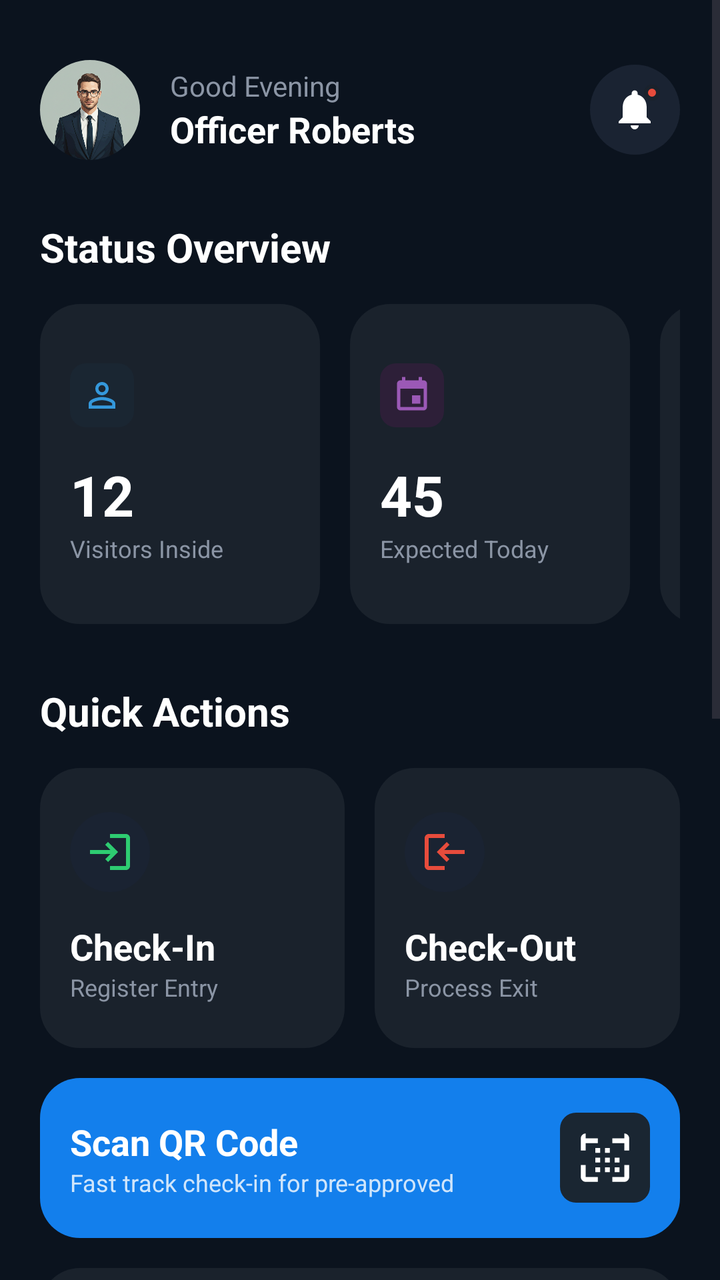
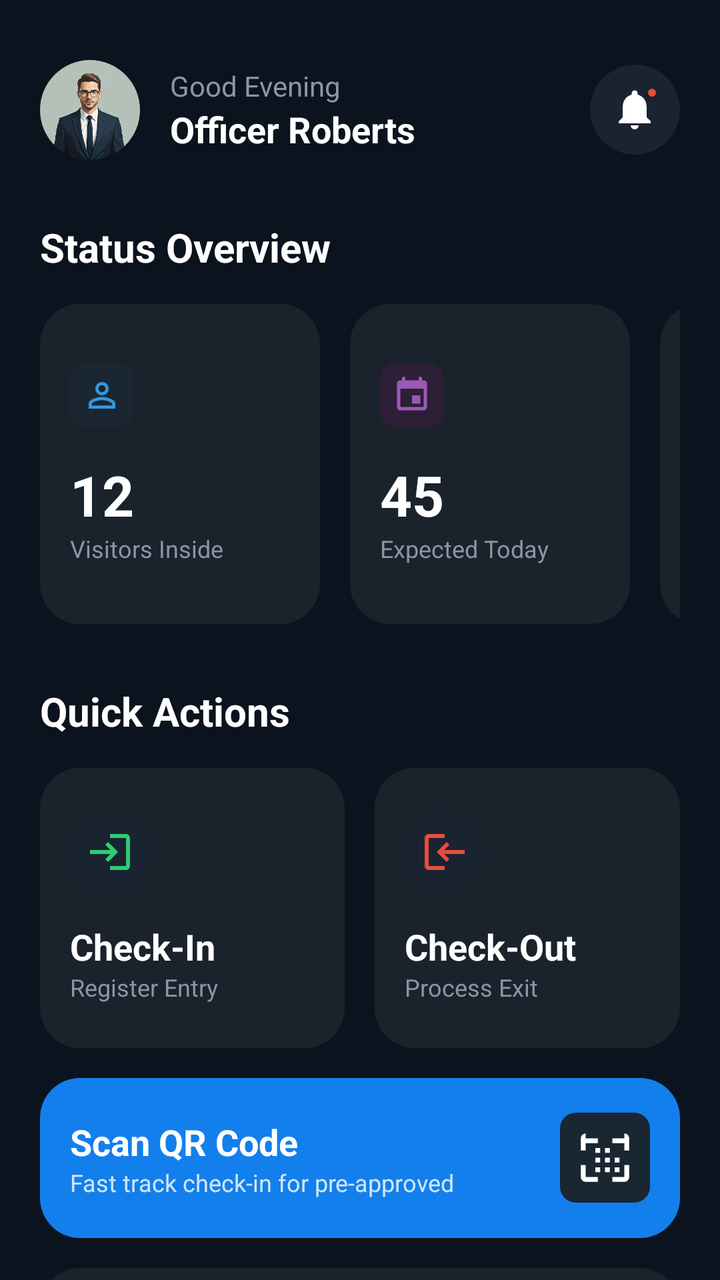

Screens rendered from an Android XML layout before and after an edit, with the pre-edit source and the edit as a unified diff.
<!-- AndroidManifest.xml: application theme Theme.HouseVisitorManagementSystem -->
<!-- res/layout/activity_security_guard_dashboard.xml -->
<?xml version="1.0" encoding="utf-8"?>
<androidx.constraintlayout.widget.ConstraintLayout xmlns:android="http://schemas.android.com/apk/res/android"
    xmlns:app="http://schemas.android.com/apk/res-auto"
    xmlns:tools="http://schemas.android.com/tools"
    android:id="@+id/main"
    android:layout_width="match_parent"
    android:layout_height="match_parent"
    android:background="@color/dark_navy_bg"
    tools:context=".SecurityGuardDashboardActivity">

    <ScrollView
        android:layout_width="match_parent"
        android:layout_height="0dp"
        android:clipToPadding="false"
        android:paddingBottom="100dp"
        app:layout_constraintBottom_toBottomOf="parent"
        app:layout_constraintTop_toTopOf="parent">

        <LinearLayout
            android:layout_width="match_parent"
            android:layout_height="wrap_content"
            android:orientation="vertical"
            android:padding="20dp">

            
            <RelativeLayout
                android:layout_width="match_parent"
                android:layout_height="wrap_content"
                android:layout_marginTop="10dp"
                android:layout_marginBottom="30dp">

                <com.google.android.material.imageview.ShapeableImageView
                    android:id="@+id/ivProfile"
                    android:layout_width="50dp"
                    android:layout_height="50dp"
                    android:layout_alignParentStart="true"
                    android:layout_centerVertical="true"
                    android:scaleType="centerCrop"
                    android:src="@drawable/person_image"
                    app:shapeAppearanceOverlay="@style/CircleImage" />

                <LinearLayout
                    android:layout_width="wrap_content"
                    android:layout_height="wrap_content"
                    android:layout_centerVertical="true"
                    android:layout_marginStart="15dp"
                    android:layout_toEndOf="@id/ivProfile"
                    android:orientation="vertical">

                    <TextView
                        android:layout_width="wrap_content"
                        android:layout_height="wrap_content"
                        android:text="Good Evening"
                        android:textColor="@color/text_grey"
                        android:textSize="14sp" />

                    <TextView
                        android:id="@+id/tvGuardName"
                        android:layout_width="wrap_content"
                        android:layout_height="wrap_content"
                        android:text="Officer Roberts"
                        android:textColor="@color/white"
                        android:textSize="18sp"
                        android:textStyle="bold" />
                </LinearLayout>

                <FrameLayout
                    android:layout_width="45dp"
                    android:layout_height="45dp"
                    android:layout_alignParentEnd="true"
                    android:layout_centerVertical="true"
                    android:background="@drawable/circle_dark_bg">

                    <ImageView
                        android:layout_width="24dp"
                        android:layout_height="24dp"
                        android:layout_gravity="center"
                        android:src="@drawable/ic_alerts"
                        app:tint="@color/white" />

                    <View
                        android:layout_width="8dp"
                        android:layout_height="8dp"
                        android:layout_gravity="top|end"
                        android:layout_marginTop="10dp"
                        android:layout_marginEnd="10dp"
                        android:background="@drawable/notification_dot" />
                </FrameLayout>
            </RelativeLayout>

            
            <TextView
                android:layout_width="wrap_content"
                android:layout_height="wrap_content"
                android:layout_marginBottom="15dp"
                android:text="Status Overview"
                android:textColor="@color/white"
                android:textSize="20sp"
                android:textStyle="bold" />

            <HorizontalScrollView
                android:layout_width="match_parent"
                android:layout_height="wrap_content"
                android:layout_marginBottom="30dp"
                android:scrollbars="none">

                <LinearLayout
                    android:layout_width="wrap_content"
                    android:layout_height="wrap_content"
                    android:orientation="horizontal">

                    
                    <LinearLayout
                        android:layout_width="140dp"
                        android:layout_height="160dp"
                        android:layout_marginEnd="15dp"
                        android:background="@drawable/bg_card_rounded"
                        android:gravity="center_vertical"
                        android:orientation="vertical"
                        android:padding="15dp">

                        <ImageView
                            android:layout_width="32dp"
                            android:layout_height="32dp"
                            android:layout_marginBottom="15dp"
                            android:background="@drawable/bg_badge_blue"
                            android:padding="6dp"
                            android:src="@drawable/ic_person_outline"
                            app:tint="@color/badge_blue_text" />

                        <TextView
                            android:id="@+id/tvVisitorsInsideCount"
                            android:layout_width="wrap_content"
                            android:layout_height="wrap_content"
                            android:text="12"
                            android:textColor="@color/white"
                            android:textSize="28sp"
                            android:textStyle="bold" />

                        <TextView
                            android:layout_width="wrap_content"
                            android:layout_height="wrap_content"
                            android:text="Visitors Inside"
                            android:textColor="@color/text_grey"
                            android:textSize="12sp" />
                    </LinearLayout>

                    
                    <LinearLayout
                        android:layout_width="140dp"
                        android:layout_height="160dp"
                        android:layout_marginEnd="15dp"
                        android:background="@drawable/bg_card_rounded"
                        android:gravity="center_vertical"
                        android:orientation="vertical"
                        android:padding="15dp">

                        <ImageView
                            android:layout_width="32dp"
                            android:layout_height="32dp"
                            android:layout_marginBottom="15dp"
                            android:background="@drawable/bg_badge_purple"
                            android:padding="6dp"
                            android:src="@drawable/ic_calendar"
                            app:tint="@color/badge_purple_text" />

                        <TextView
                            android:id="@+id/tvExpectedTodayCount"
                            android:layout_width="wrap_content"
                            android:layout_height="wrap_content"
                            android:text="45"
                            android:textColor="@color/white"
                            android:textSize="28sp"
                            android:textStyle="bold" />

                        <TextView
                            android:layout_width="wrap_content"
                            android:layout_height="wrap_content"
                            android:text="Expected Today"
                            android:textColor="@color/text_grey"
                            android:textSize="12sp" />
                    </LinearLayout>

                    
                    <LinearLayout
                        android:layout_width="140dp"
                        android:layout_height="160dp"
                        android:background="@drawable/bg_card_rounded"
                        android:gravity="center_vertical"
                        android:orientation="vertical"
                        android:padding="15dp">

                        <ImageView
                            android:layout_width="32dp"
                            android:layout_height="32dp"
                            android:layout_marginBottom="15dp"
                            android:background="@drawable/bg_badge_red"
                            android:padding="6dp"
                            android:src="@drawable/ic_warning_triangle"
                            app:tint="@color/red" />

                        <TextView
                            android:id="@+id/tvSecurityAlertsCount"
                            android:layout_width="wrap_content"
                            android:layout_height="wrap_content"
                            android:text="3"
                            android:textColor="@color/white"
                            android:textSize="28sp"
                            android:textStyle="bold" />

                        <TextView
                            android:layout_width="wrap_content"
                            android:layout_height="wrap_content"
                            android:text="Security Alerts"
                            android:textColor="@color/text_grey"
                            android:textSize="12sp" />
                    </LinearLayout>
                </LinearLayout>
            </HorizontalScrollView>

            
            <TextView
                android:layout_width="wrap_content"
                android:layout_height="wrap_content"
                android:layout_marginBottom="15dp"
                android:text="Quick Actions"
                android:textColor="@color/white"
                android:textSize="20sp"
                android:textStyle="bold" />

            <LinearLayout
                android:layout_width="match_parent"
                android:layout_height="wrap_content"
                android:layout_marginBottom="15dp"
                android:orientation="horizontal">

                
                <LinearLayout
                    android:id="@+id/btnCheckIn"
                    android:layout_width="0dp"
                    android:layout_height="140dp"
                    android:layout_marginEnd="15dp"
                    android:layout_weight="1"
                    android:background="@drawable/bg_card_rounded"
                    android:gravity="center_vertical"
                    android:orientation="vertical"
                    android:padding="15dp">

                    <ImageView
                        android:layout_width="40dp"
                        android:layout_height="40dp"
                        android:layout_marginBottom="15dp"
                        android:background="@drawable/circle_dark_bg"
                        android:padding="8dp"
                        android:src="@drawable/ic_check_in" />

                    <TextView
                        android:layout_width="wrap_content"
                        android:layout_height="wrap_content"
                        android:text="Check-In"
                        android:textColor="@color/white"
                        android:textSize="18sp"
                        android:textStyle="bold" />

                    <TextView
                        android:layout_width="wrap_content"
                        android:layout_height="wrap_content"
                        android:text="Register Entry"
                        android:textColor="@color/text_grey"
                        android:textSize="12sp" />
                </LinearLayout>

                
                <LinearLayout
                    android:id="@+id/btnCheckOut"
                    android:layout_width="0dp"
                    android:layout_height="140dp"
                    android:layout_weight="1"
                    android:background="@drawable/bg_card_rounded"
                    android:gravity="center_vertical"
                    android:orientation="vertical"
                    android:padding="15dp">

                    <ImageView
                        android:layout_width="40dp"
                        android:layout_height="40dp"
                        android:layout_marginBottom="15dp"
                        android:background="@drawable/circle_dark_bg"
                        android:padding="8dp"
                        android:src="@drawable/ic_check_out" />

                    <TextView
                        android:layout_width="wrap_content"
                        android:layout_height="wrap_content"
                        android:text="Check-Out"
                        android:textColor="@color/white"
                        android:textSize="18sp"
                        android:textStyle="bold" />

                    <TextView
                        android:layout_width="wrap_content"
                        android:layout_height="wrap_content"
                        android:text="Process Exit"
                        android:textColor="@color/text_grey"
                        android:textSize="12sp" />
                </LinearLayout>
            </LinearLayout>

            
            <LinearLayout
                android:id="@+id/btnScanQR"
                android:layout_width="match_parent"
                android:layout_height="80dp"
                android:layout_marginBottom="15dp"
                android:background="@drawable/bg_qr_button"
                android:gravity="center_vertical"
                android:orientation="horizontal"
                android:padding="15dp">

                <LinearLayout
                    android:layout_width="0dp"
                    android:layout_height="wrap_content"
                    android:layout_weight="1"
                    android:orientation="vertical">

                    <TextView
                        android:layout_width="wrap_content"
                        android:layout_height="wrap_content"
                        android:text="Scan QR Code"
                        android:textColor="@color/white"
                        android:textSize="18sp"
                        android:textStyle="bold" />

                    <TextView
                        android:layout_width="wrap_content"
                        android:layout_height="wrap_content"
                        android:text="Fast track check-in for pre-approved"
                        android:textColor="#CCFFFFFF"
                        android:textSize="12sp" />
                </LinearLayout>

                <ImageView
                    android:layout_width="45dp"
                    android:layout_height="45dp"
                    android:background="@drawable/bg_badge_blue"
                    android:padding="8dp"
                    android:src="@drawable/ic_qr_code_scanner"
                    app:tint="@color/white" />
            </LinearLayout>

            
            <LinearLayout
                android:id="@+id/btnAnnouncements"
                android:layout_width="match_parent"
                android:layout_height="wrap_content"
                android:layout_marginBottom="30dp"
                android:background="@drawable/bg_card_rounded"
                android:gravity="center_vertical"
                android:orientation="horizontal"
                android:padding="15dp">

                <ImageView
                    android:layout_width="40dp"
                    android:layout_height="40dp"
                    android:background="@drawable/circle_dark_bg"
                    android:padding="8dp"
                    android:src="@drawable/ic_announcement"
                    app:tint="@color/orange" />

                <LinearLayout
                    android:layout_width="0dp"
                    android:layout_height="wrap_content"
                    android:layout_marginStart="15dp"
                    android:layout_weight="1"
                    android:orientation="vertical">

                    <TextView
                        android:layout_width="wrap_content"
                        android:layout_height="wrap_content"
                        android:text="Announcements"
                        android:textColor="@color/white"
                        android:textSize="18sp"
                        android:textStyle="bold" />

                    <TextView
                        android:layout_width="wrap_content"
                        android:layout_height="wrap_content"
                        android:text="View latest messages"
                        android:textColor="@color/text_grey"
                        android:textSize="12sp" />
                </LinearLayout>

                <ImageView
                    android:layout_width="24dp"
                    android:layout_height="24dp"
                    android:src="@drawable/ic_arrow_forward"
                    app:tint="@color/text_grey" />
            </LinearLayout>

            
            <RelativeLayout
                android:layout_width="match_parent"
                android:layout_height="wrap_content"
                android:layout_marginBottom="15dp">

                <TextView
                    android:layout_width="wrap_content"
                    android:layout_height="wrap_content"
                    android:layout_alignParentStart="true"
                    android:text="Recent Activity"
                    android:textColor="@color/white"
                    android:textSize="20sp"
                    android:textStyle="bold" />

                <TextView
                    android:id="@+id/tvViewAllActivity"
                    android:layout_width="wrap_content"
                    android:layout_height="wrap_content"
                    android:layout_alignParentEnd="true"
                    android:layout_centerVertical="true"
                    android:text="View All"
                    android:textColor="@color/bright_azure_blue"
                    android:textSize="14sp"
                    android:textStyle="bold" />
            </RelativeLayout>

            
            <LinearLayout
                android:id="@+id/llRecentActivityContainer"
                android:layout_width="match_parent"
                android:layout_height="wrap_content"
                android:orientation="vertical">

                
                <LinearLayout
                    android:layout_width="match_parent"
                    android:layout_height="wrap_content"
                    android:layout_marginBottom="15dp"
                    android:background="@drawable/bg_card_rounded"
                    android:gravity="center_vertical"
                    android:orientation="horizontal"
                    android:padding="15dp">

                    <com.google.android.material.imageview.ShapeableImageView
                        android:layout_width="45dp"
                        android:layout_height="45dp"
                        android:scaleType="centerCrop"
                        android:src="@drawable/person_image"
                        app:shapeAppearanceOverlay="@style/CircleImage" />

                    <LinearLayout
                        android:layout_width="0dp"
                        android:layout_height="wrap_content"
                        android:layout_marginStart="15dp"
                        android:layout_weight="1"
                        android:orientation="vertical">

                        <TextView
                            android:layout_width="wrap_content"
                            android:layout_height="wrap_content"
                            android:text="Sarah Connor"
                            android:textColor="@color/white"
                            android:textSize="16sp"
                            android:textStyle="bold" />

                        <TextView
                            android:layout_width="wrap_content"
                            android:layout_height="wrap_content"
                            android:text="Checked in to Unit 402"
                            android:textColor="@color/text_grey"
                            android:textSize="12sp" />
                    </LinearLayout>

                    <LinearLayout
                        android:layout_width="wrap_content"
                        android:layout_height="wrap_content"
                        android:gravity="end"
                        android:orientation="vertical">

                        <TextView
                            android:layout_width="wrap_content"
                            android:layout_height="wrap_content"
                            android:background="@drawable/bg_badge_green"
                            android:paddingHorizontal="8dp"
                            android:paddingVertical="2dp"
                            android:text="ENTRY"
                            android:textColor="@color/status_green"
                            android:textSize="10sp"
                            android:textStyle="bold" />

                        <TextView
                            android:layout_width="wrap_content"
                            android:layout_height="wrap_content"
                            android:layout_marginTop="4dp"
                            android:text="2m ago"
                            android:textColor="@color/text_grey"
                            android:textSize="10sp" />
                    </LinearLayout>
                </LinearLayout>

                
                <LinearLayout
                    android:layout_width="match_parent"
                    android:layout_height="wrap_content"
                    android:background="@drawable/bg_card_rounded"
                    android:gravity="center_vertical"
                    android:orientation="horizontal"
                    android:padding="15dp">

                    <ImageView
                        android:layout_width="45dp"
                        android:layout_height="45dp"
                        android:background="@drawable/circle_dark_bg"
                        android:padding="10dp"
                        android:src="@drawable/ic_delivery"
                        app:tint="@color/white" />

                    <LinearLayout
                        android:layout_width="0dp"
                        android:layout_height="wrap_content"
                        android:layout_marginStart="15dp"
                        android:layout_weight="1"
                        android:orientation="vertical">

                        <TextView
                            android:layout_width="wrap_content"
                            android:layout_height="wrap_content"
                            android:text="Delivery: Amazon"
                            android:textColor="@color/white"
                            android:textSize="16sp"
                            android:textStyle="bold" />

                        <TextView
                            android:layout_width="wrap_content"
                            android:layout_height="wrap_content"
                            android:text="Package for Management"
                            android:textColor="@color/text_grey"
                            android:textSize="12sp" />
                    </LinearLayout>

                    <LinearLayout
                        android:layout_width="wrap_content"
                        android:layout_height="wrap_content"
                        android:gravity="end"
                        android:orientation="vertical">

                        <TextView
                            android:layout_width="wrap_content"
                            android:layout_height="wrap_content"
                            android:background="@drawable/bg_badge_blue"
                            android:paddingHorizontal="8dp"
                            android:paddingVertical="2dp"
                            android:text="LOG"
                            android:textColor="@color/bright_azure_blue"
                            android:textSize="10sp"
                            android:textStyle="bold" />

                        <TextView
                            android:layout_width="wrap_content"
                            android:layout_height="wrap_content"
                            android:layout_marginTop="4dp"
                            android:text="1h ago"
                            android:textColor="@color/text_grey"
                            android:textSize="10sp" />
                    </LinearLayout>
                </LinearLayout>

            </LinearLayout>

        </LinearLayout>
    </ScrollView>

</androidx.constraintlayout.widget.ConstraintLayout>
<!-- resources referenced by this layout -->
<resources>
  <color name="badge_blue_text">#3498DB</color>
  <color name="badge_purple_text">#9B59B6</color>
  <color name="bright_azure_blue">#137fec</color>
  <color name="dark_navy_bg">#0B131E</color>
  <color name="orange">#E67E22</color>
  <color name="red">#E74C3C</color>
  <color name="status_green">#2ECC71</color>
  <color name="text_grey">#8B95A5</color>
  <color name="white">#FFFFFF</color>
  <!-- drawable bg_badge_blue (drawable) -->
  <?xml version="1.0" encoding="utf-8"?>
  <shape xmlns:android="http://schemas.android.com/apk/res/android">
      <solid android:color="@color/badge_blue_bg" />
      <corners android:radius="8dp" />
  </shape>
  <!-- drawable bg_badge_green (drawable) -->
  <?xml version="1.0" encoding="utf-8"?>
  <shape xmlns:android="http://schemas.android.com/apk/res/android" android:shape="rectangle">
      <solid android:color="#192ECC71" />
      <corners android:radius="4dp" />
  </shape>
  <!-- drawable bg_badge_purple (drawable) -->
  <?xml version="1.0" encoding="utf-8"?>
  <shape xmlns:android="http://schemas.android.com/apk/res/android">
      <solid android:color="@color/badge_purple_bg" />
      <corners android:radius="8dp" />
  </shape>
  <!-- drawable bg_badge_red (drawable) -->
  <?xml version="1.0" encoding="utf-8"?>
  <shape xmlns:android="http://schemas.android.com/apk/res/android">
      <solid android:color="@color/red_transparent" />
      <corners android:radius="8dp" />
  </shape>
  <!-- drawable bg_card_rounded (drawable) -->
  <?xml version="1.0" encoding="utf-8"?>
  <shape xmlns:android="http://schemas.android.com/apk/res/android">
      <solid android:color="@color/card_dark_bg" />
      <corners android:radius="20dp" />
  </shape>
  <!-- drawable bg_qr_button (drawable) -->
  <?xml version="1.0" encoding="utf-8"?>
  <shape xmlns:android="http://schemas.android.com/apk/res/android">
      <solid android:color="@color/bright_azure_blue" />
      <corners android:radius="20dp" />
  </shape>
  <!-- drawable circle_dark_bg (drawable) -->
  <?xml version="1.0" encoding="utf-8"?>
  <shape xmlns:android="http://schemas.android.com/apk/res/android"
      android:shape="oval">
      <solid android:color="#1A2332" />
  </shape>
  <!-- drawable ic_arrow_forward (drawable) -->
  <vector xmlns:android="http://schemas.android.com/apk/res/android" android:autoMirrored="true" android:height="24dp" android:tint="#FFFFFF" android:viewportHeight="24" android:viewportWidth="24" android:width="24dp">
        
      <path android:fillColor="@color/white" android:pathData="M12,4l-1.41,1.41L16.17,11H4v2h12.17l-5.58,5.59L12,20l8,-8z"/>
      
  </vector>
  <!-- drawable ic_warning_triangle (drawable) -->
  <vector xmlns:android="http://schemas.android.com/apk/res/android"
      android:width="24dp"
      android:height="24dp"
      android:viewportWidth="24"
      android:viewportHeight="24">
      <path
          android:fillColor="#FFFFFF"
          android:pathData="M1,21h22L12,2 1,21zM13,18h-2v-2h2v2zM13,14h-2v-4h2v4z" />
  </vector>
  <!-- drawable notification_dot (drawable) -->
  <?xml version="1.0" encoding="utf-8"?>
  <shape xmlns:android="http://schemas.android.com/apk/res/android" android:shape="oval">
      <solid android:color="#E74C3C" />
      <stroke android:width="2dp" android:color="#1A222C" />
      <size android:width="8dp" android:height="8dp"/>
  </shape>
  <style name="CircleImage">
          <item name="cornerSize">50%</item>
      </style>
  <style name="Theme.HouseVisitorManagementSystem" parent="Base.Theme.HouseVisitorManagementSystem" />
  <color name="badge_blue_bg">#1A2632</color>
  <color name="badge_purple_bg">#2D1F38</color>
  <color name="red_transparent">#33E74C3C</color>
  <color name="card_dark_bg">#1A222C</color>
  <style name="Base.Theme.HouseVisitorManagementSystem" parent="Theme.Material3.DayNight.NoActionBar">
          
          
      </style>
  <!-- unchanged entries left out for length: 9 -->
</resources>

<!-- the commit's change to res/layout/activity_security_guard_dashboard.xml (unified diff, before → after) -->
@@ -13,6 +13,7 @@
         android:layout_height="0dp"
         android:clipToPadding="false"
         android:paddingBottom="100dp"
+        android:scrollbars="none"
         app:layout_constraintBottom_toBottomOf="parent"
         app:layout_constraintTop_toTopOf="parent">
 
